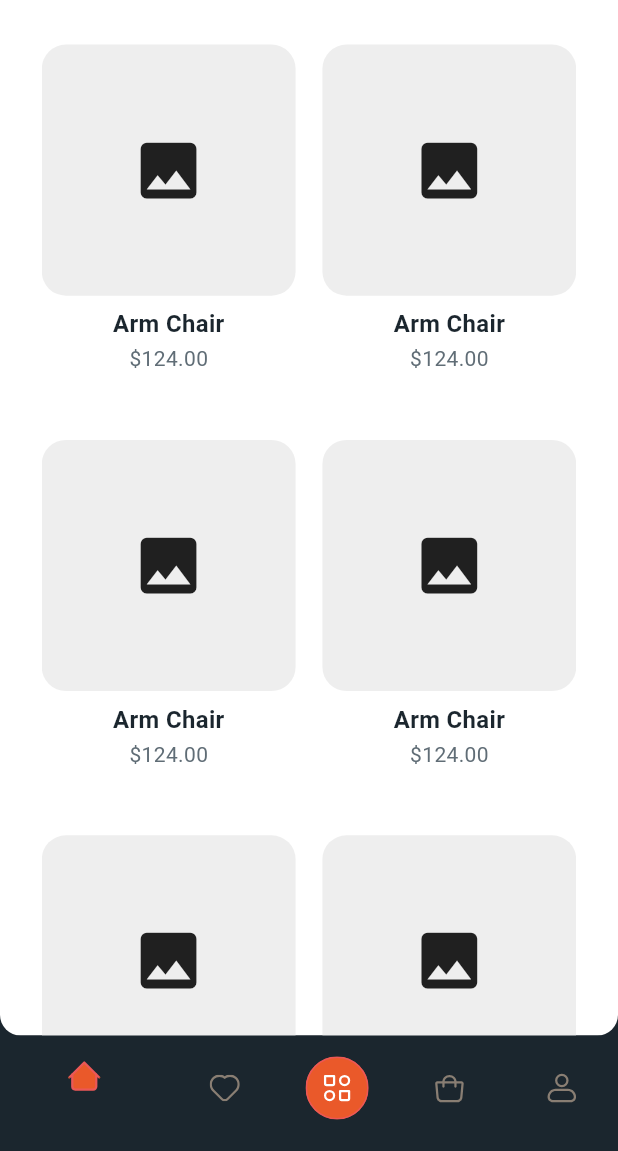
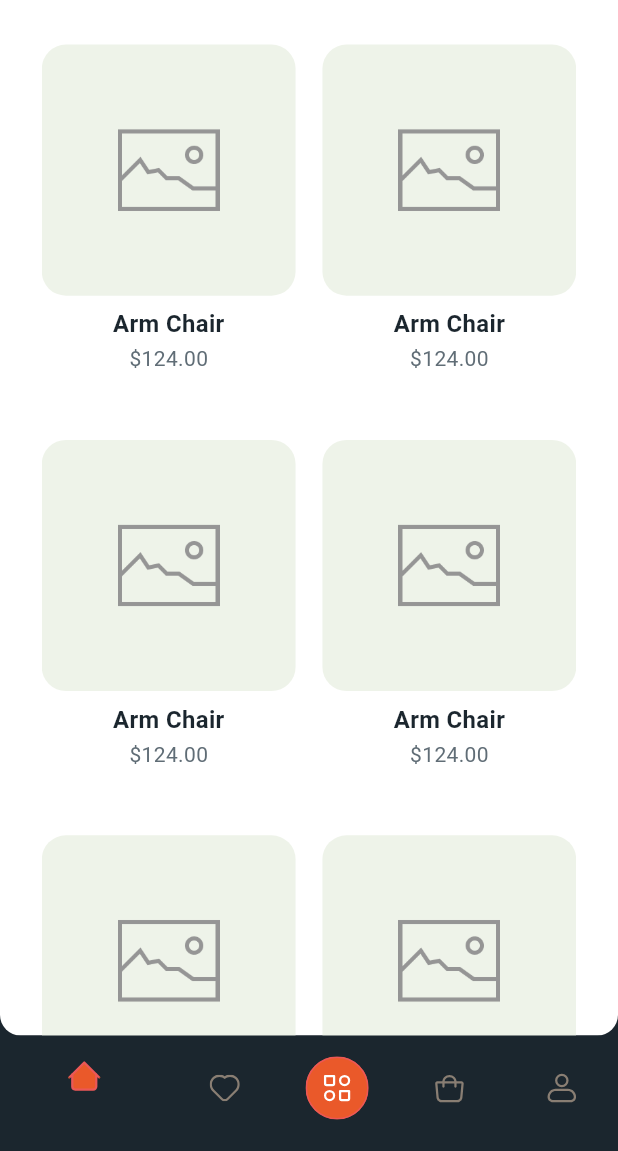
Before and after one commit to ibragimovAzizbek/furniture-ui, a Flutter app: the HomePage screen opened by its route, scrolled down 1152 dp, on a phone screen of 412 x 824 dp, the part 85-1236 px from its top. Run offline on Flutter 3.47's test engine with Material 3 defaults, Android fonts, the phone set to English and light mode, and no system bars; our stand-ins replace bloc, flutter_bloc, flutter_screenutil, flutter_svg, mask_text_input_formatter, smooth_page_indicator.

Commit message:
change image

```diff
--- a/lib/presentation/screens/home/components/furniture_item_card.dart
+++ b/lib/presentation/screens/home/components/furniture_item_card.dart
@@ -1,5 +1,6 @@
 import 'package:flutter/material.dart';
 import 'package:flutter_screenutil/flutter_screenutil.dart';
+import 'package:furniture/presentation/resource/assets_manager.dart';
 import 'package:furniture/presentation/resource/colors_manager.dart';
 
 class FurnitureItemCard extends StatelessWidget {
@@ -12,11 +13,16 @@ class FurnitureItemCard extends StatelessWidget {
         Container(
           height: 182.h,
           width: 170.w,
+          padding: EdgeInsets.all(50.w),
           decoration: BoxDecoration(
-            color: Colors.grey[200],
+            color: ColorManager.eEF3E9,
             borderRadius: BorderRadius.circular(16.0),
           ),
-          child: Icon(Icons.image, size: 50.0.w),
+          child: Image.asset(
+            ImageAssets.noImage,
+            height: 50.h,
+            width: 50.w,
+          ),
         ),
         SizedBox(height: 8.h),
         Text(
--- a/lib/presentation/screens/home/components/pages/home_body.dart
+++ b/lib/presentation/screens/home/components/pages/home_body.dart
@@ -1,5 +1,6 @@
 import 'package:flutter/material.dart';
 import 'package:flutter_screenutil/flutter_screenutil.dart';
+import 'package:furniture/presentation/resource/assets_manager.dart';
 import 'package:furniture/presentation/resource/colors_manager.dart';
 import 'package:furniture/presentation/screens/home/components/furniture_item_card.dart';
 import 'package:furniture/presentation/screens/home/components/title_and_text_button.dart';
@@ -63,15 +64,17 @@ class HomeBody extends StatelessWidget {
                   height: 286.h,
                   child: Container(
                     margin: EdgeInsets.only(bottom: 25.h),
+                    padding: EdgeInsets.all(80.w),
                     height: 261.h,
                     width: double.infinity,
                     decoration: BoxDecoration(
                       borderRadius: BorderRadius.circular(20.r),
                       color: ColorManager.eEF3E9,
                     ),
-                    child: Icon(
-                      Icons.image_outlined,
-                      size: 56.w,
+                    child: SizedBox(
+                      height: 48.h,
+                      width: 56.w,
+                      child: Image.asset(ImageAssets.noImage),
                     ),
                   ),
                 ),
@@ -105,15 +108,17 @@ class HomeBody extends StatelessWidget {
               text: "View All",
             ),
             Container(
+              padding: EdgeInsets.all(100.w),
               height: 379.h,
               width: double.infinity,
               decoration: BoxDecoration(
                 borderRadius: BorderRadius.circular(20.r),
                 color: ColorManager.eEF3E9,
               ),
-              child: Icon(
-                Icons.image_outlined,
-                size: 56.w,
+              child: Image.asset(
+                ImageAssets.noImage,
+                height: 50.h,
+                width: 50.w,
               ),
             ),
             SizedBox(height: 32.h),
@@ -140,14 +145,16 @@ class HomeBody extends StatelessWidget {
                         Container(
                           height: 129.h,
                           width: 129.w,
+                          padding: EdgeInsets.all(35.w),
                           margin: EdgeInsets.only(top: 14.h),
                           decoration: BoxDecoration(
                             borderRadius: BorderRadius.circular(120),
-                            color: ColorManager.d4D5DA,
+                            color: ColorManager.eEF3E9,
                           ),
-                          child: Icon(
-                            Icons.image_outlined,
-                            size: 56.w,
+                          child: Image.asset(
+                            ImageAssets.noImage,
+                            height: 50.h,
+                            width: 50.w,
                           ),
                         ),
                         SizedBox(height: 16.h),
```
